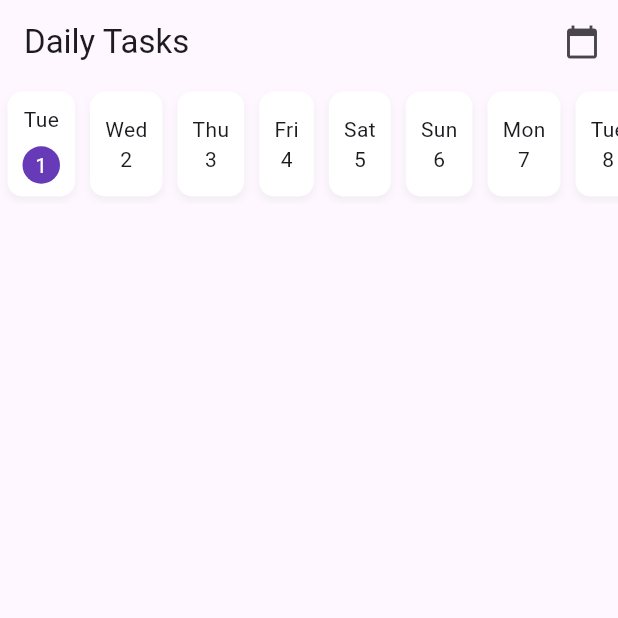
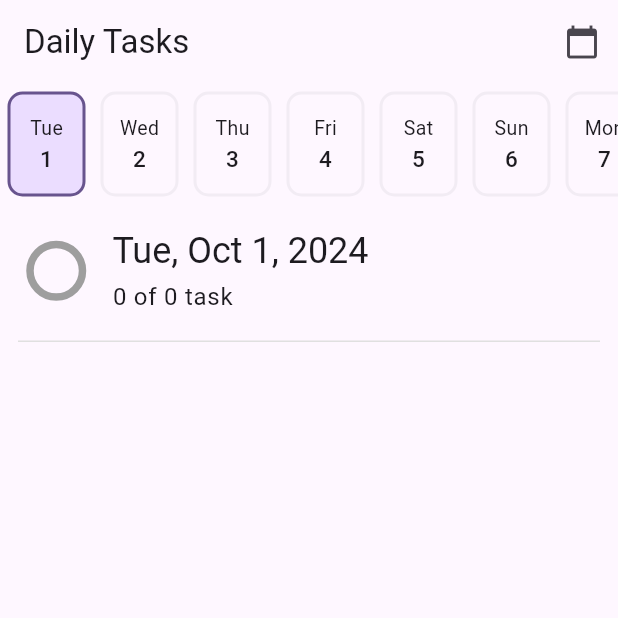
Before and after one commit to dcvieira/Flutter_Task_app, a Flutter app: the DailyTasksPage screen opened directly, after a tap on an icon or button, on a phone screen of 412 x 824 dp, the top half of it. Run offline on Flutter 3.47's test engine with Material 3 defaults, Android fonts, the phone set to English and light mode, and no system bars; our stand-ins replace supabase_flutter; accounts and stored records are empty.

```diff
--- a/lib/pages/dailyTasks/daily_tasks_page.dart
+++ b/lib/pages/dailyTasks/daily_tasks_page.dart
@@ -1,6 +1,7 @@
 import 'package:flutter/material.dart';
 import 'package:provider/provider.dart';
 import 'package:todo_app/pages/dailyTasks/widgets/daily_task_widget.dart';
+import 'package:todo_app/pages/dailyTasks/widgets/daily_tasks_summary_widget.dart';
 import 'package:todo_app/pages/dailyTasks/widgets/task_calendar.dart';
 import 'package:todo_app/providers/daily_task_provider.dart';
 
@@ -44,6 +45,20 @@ class _DailyTasksPageState extends State<DailyTasksPage> {
       body: Column(
         children: [
           const TaskCalendar(),
+          const SizedBox(
+            height: 10,
+          ),
+          const Padding(
+            padding: EdgeInsets.symmetric(horizontal: 20, vertical: 5),
+            child: DailyTasksSummaryWidget(),
+          ),
+          Padding(
+            padding: const EdgeInsets.all(12.0),
+            child: Divider(
+              color: Colors.grey.shade300,
+              height: 1,
+            ),
+          ),
           Expanded(
             child: Consumer<DailyTaskProvider>(builder: (context, provider, _) {
               if (provider.isLoading) {
--- /dev/null
+++ b/lib/pages/dailyTasks/widgets/daily_tasks_summary_widget.dart
@@ -0,0 +1,57 @@
+import 'package:flutter/material.dart';
+import 'package:intl/intl.dart';
+import 'package:provider/provider.dart';
+import 'package:todo_app/providers/daily_task_provider.dart';
+
+class DailyTasksSummaryWidget extends StatelessWidget {
+  const DailyTasksSummaryWidget({
+    super.key,
+  });
+
+  @override
+  Widget build(BuildContext context) {
+    final dailyTaskProvider = context.watch<DailyTaskProvider>();
+
+    return SizedBox(
+      child: Row(
+        crossAxisAlignment: CrossAxisAlignment.center,
+        children: [
+          SizedBox(
+            width: 35,
+            height: 35,
+            child: CircularProgressIndicator(
+              strokeWidth: 5,
+              backgroundColor: Colors.grey,
+              value: dailyTaskProvider.tasks.isNotEmpty
+                  ? (dailyTaskProvider.totalTasksDone /
+                      dailyTaskProvider.tasks.length)
+                  : 0,
+            ),
+          ),
+          const SizedBox(
+            width: 20,
+          ),
+
+          /// Texts
+          Column(
+            mainAxisAlignment: MainAxisAlignment.center,
+            crossAxisAlignment: CrossAxisAlignment.start,
+            children: [
+              Text(
+                DateFormat.yMMMEd().format(dailyTaskProvider.selectedDate),
+                style: Theme.of(context).textTheme.headlineSmall,
+              ),
+              const SizedBox(
+                height: 3,
+              ),
+              Text(
+                "${dailyTaskProvider.totalTasksDone} of ${dailyTaskProvider.tasks.length} task",
+                style: Theme.of(context).textTheme.bodyLarge,
+              ),
+            ],
+          )
+        ],
+      ),
+    );
+  }
+}
--- a/lib/pages/dailyTasks/widgets/task_calendar.dart
+++ b/lib/pages/dailyTasks/widgets/task_calendar.dart
@@ -19,48 +19,47 @@ class TaskCalendar extends StatelessWidget {
           itemBuilder: (context, index) {
             final date =
                 DateUtils.dateOnly(dailyTaskProvider.datesInMonth[index]);
+            final selected = date == dailyTaskProvider.selectedDate;
             return GestureDetector(
               onTap: () {
                 dailyTaskProvider.selectDate(date);
               },
               child: Container(
-                padding:
-                    const EdgeInsets.symmetric(horizontal: 10, vertical: 8),
+                width: 52,
                 margin: const EdgeInsets.symmetric(horizontal: 5, vertical: 5),
                 decoration: BoxDecoration(
-                  color: Colors.white,
+                  color: selected
+                      ? Theme.of(context).colorScheme.primaryContainer
+                      : Theme.of(context).colorScheme.surface,
                   borderRadius: BorderRadius.circular(10),
-                  boxShadow: [
-                    BoxShadow(
-                      color: Colors.grey.withOpacity(0.13),
-                      blurRadius: 4.0,
-                      offset: const Offset(0, 3),
-                    ),
-                  ],
+                  border: Border.all(
+                    color: selected
+                        ? Theme.of(context).colorScheme.primary
+                        : Theme.of(context).colorScheme.surfaceContainer,
+                    width: 2,
+                  ),
+                  // boxShadow: [
+                  //   BoxShadow(
+                  //     color: Colors.grey.withOpacity(0.13),
+                  //     blurRadius: 4.0,
+                  //     offset: const Offset(0, 3),
+                  //   ),
+                  // ],
                 ),
                 child: Column(
                   mainAxisAlignment: MainAxisAlignment.center,
                   children: [
                     Text(
                       DateFormat('EEE').format(date),
+                      style: const TextStyle(fontSize: 13),
                     ),
-                    date == dailyTaskProvider.selectedDate
-                        ? Container(
-                            margin: const EdgeInsets.only(top: 8),
-                            width: 25,
-                            height: 25,
-                            decoration: const BoxDecoration(
-                              color: Colors.deepPurple,
-                              shape: BoxShape.circle,
-                            ),
-                            child: Center(
-                              child: Text(
-                                date.day.toString(),
-                                style: const TextStyle(color: Colors.white),
-                              ),
-                            ),
-                          )
-                        : Text(date.day.toString()),
+                    Text(
+                      date.day.toString(),
+                      style: const TextStyle(
+                        fontSize: 15,
+                        fontWeight: FontWeight.w500,
+                      ),
+                    ),
                   ],
                 ),
               ),
--- a/lib/pages/taskList/task_list_page.dart
+++ b/lib/pages/taskList/task_list_page.dart
@@ -15,6 +15,7 @@ class TaskListPage extends StatefulWidget {
 
 class _TaskListPageState extends State<TaskListPage> {
   late final TaskProvider taskProvider;
+
   @override
   void initState() {
     taskProvider = context.read<TaskProvider>();
--- a/lib/providers/daily_task_provider.dart
+++ b/lib/providers/daily_task_provider.dart
@@ -36,11 +36,12 @@ class DailyTaskProvider with ChangeNotifier {
   void _setDatesInMonth(DateTime selectedDate) {
     List<DateTime> dates = [];
     DateTime firstDay = DateTime(selectedDate.year, selectedDate.month, 1);
-    DateTime lastDay = DateTime(selectedDate.year, selectedDate.month + 1, 0);
+    DateTime lastDay = DateTime(selectedDate.year, selectedDate.month + 1);
 
     for (DateTime date = firstDay;
         date.isBefore(lastDay);
         date = date.add(const Duration(days: 1))) {
+      print(date);
       dates.add(date);
     }
 
```
Also changed, not shown: lib/pages/taskCreate/task_create_page.dart (+60 -48 lines), lib/pages/taskGroup/task_group_list_page.dart (+19 -9 lines), lib/pages/taskGroupCreate/task_group_create_page.dart (+31 -8 lines), lib/providers/theme_provider.dart (added, +12 -0 lines), 1 other file.
